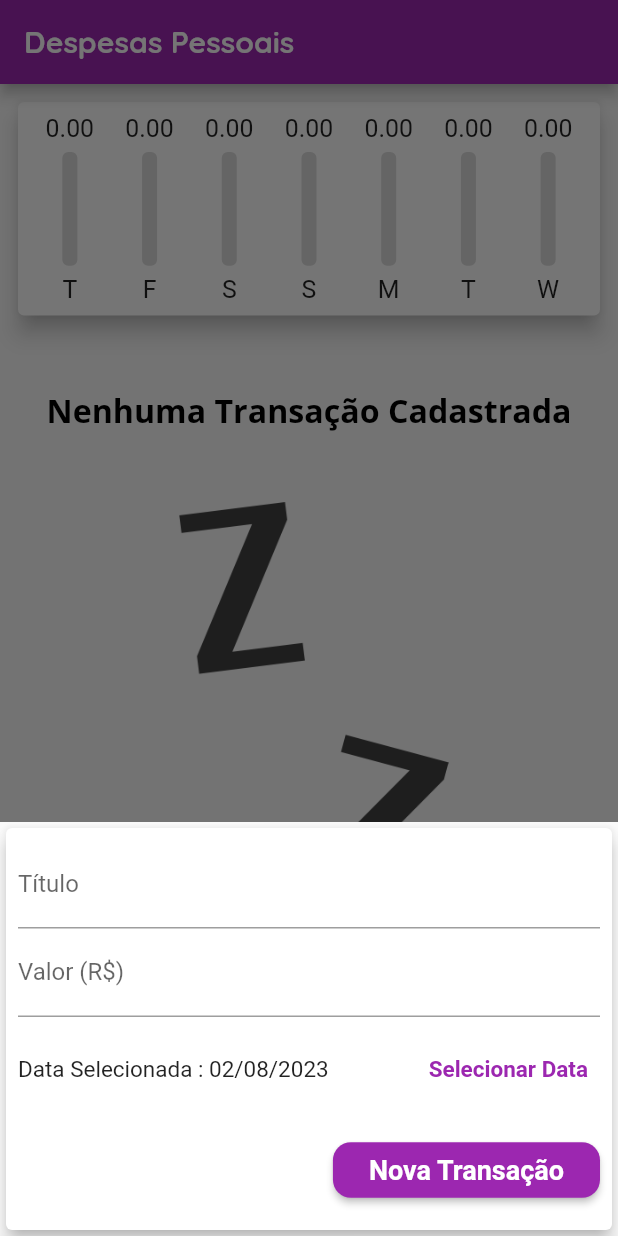
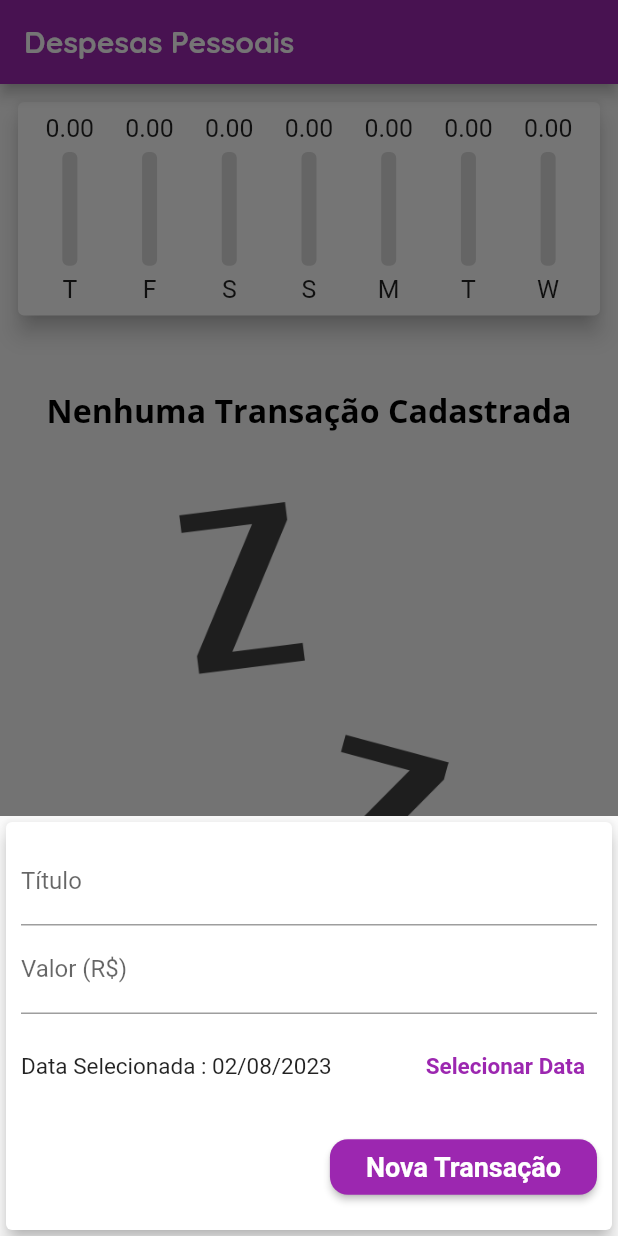
Before and after one commit to andrem4rks/flutter-study-cases, a Flutter app: the screen it shows after launch, after a tap on the "add" icon, on a phone screen of 412 x 824 dp. Run offline on Flutter 3.47's test engine with Material 2 defaults, Android fonts, the phone set to English and light mode, and no system bars.

Commit message:
transfer commit

```diff
--- a/expenses/lib/components/transaction_form.dart
+++ b/expenses/lib/components/transaction_form.dart
@@ -55,7 +55,12 @@ class _TransactionFormState extends State<TransactionForm> {
       child: Card(
         elevation: 5,
         child: Padding(
-          padding: const EdgeInsets.all(8.0),
+          padding: EdgeInsets.only(
+            top: 10,
+            right: 10,
+            left: 10,
+            bottom: 10 + MediaQuery.of(context).viewInsets.bottom,
+          ),
           child: Column(
             children: [
               TextField(
```
Also changed, not shown: expenses/lib/components/transaction_list.dart (+17 -5 lines).
